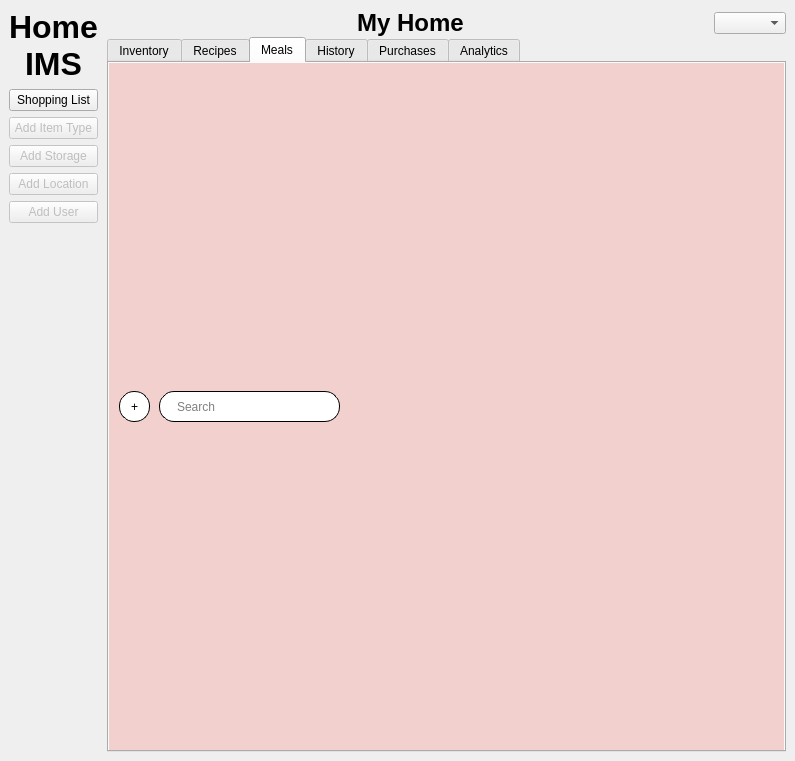
Before: the Qt Designer form home_ims/src/view/ui/main.ui in isaac-ucalgary/CPSC471_Fall2024_GroupProject, drawn with Qt 5.
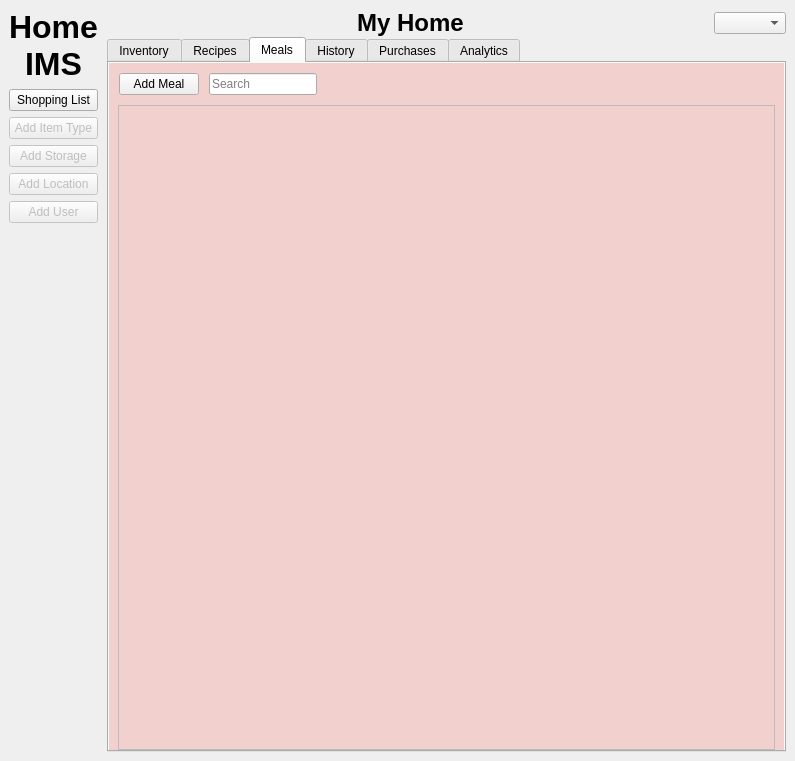
After: the same form once the commit is applied. The open tabs and pages were chosen to show the change.

The edit to the form file:
```diff
--- a/home_ims/src/view/ui/main.ui
+++ b/home_ims/src/view/ui/main.ui
@@ -474,96 +474,109 @@
             <property name="bottomMargin">
              <number>0</number>
             </property>
+            <item>
+             <widget class="QWidget" name="widget_9" native="true">
+              <layout class="QHBoxLayout" name="horizontalLayout_6">
+               <property name="spacing">
+                <number>10</number>
+               </property>
+               <property name="leftMargin">
+                <number>10</number>
+               </property>
+               <property name="topMargin">
+                <number>10</number>
+               </property>
+               <property name="rightMargin">
+                <number>10</number>
+               </property>
+               <property name="bottomMargin">
+                <number>10</number>
+               </property>
+               <item>
+                <widget class="QPushButton" name="addMealBtn">
+                 <property name="enabled">
+                  <bool>true</bool>
+                 </property>
+                 <property name="text">
+                  <string>Add Meal</string>
+                 </property>
+                </widget>
+               </item>
+               <item>
+                <widget class="QLineEdit" name="mealSearch">
+                 <property name="sizePolicy">
+                  <sizepolicy hsizetype="Fixed" vsizetype="Fixed">
+                   <horstretch>0</horstretch>
+                   <verstretch>0</verstretch>
+                  </sizepolicy>
+                 </property>
+                 <property name="cursor">
+                  <cursorShape>IBeamCursor</cursorShape>
+                 </property>
+                 <property name="tabletTracking">
+                  <bool>false</bool>
+                 </property>
+                 <property name="text">
+                  <string/>
+                 </property>
+                 <property name="placeholderText">
+                  <string>Search</string>
+                 </property>
+                </widget>
+               </item>
+               <item>
+                <spacer name="horizontalSpacer_7">
+                 <property name="orientation">
+                  <enum>Qt::Horizontal</enum>
+                 </property>
+                 <property name="sizeHint" stdset="0">
+                  <size>
+                   <width>40</width>
+                   <height>20</height>
+                  </size>
+                 </property>
+                </spacer>
+               </item>
+              </layout>
+             </widget>
+            </item>
             <item>
              <widget class="QWidget" name="widget_5" native="true">
-              <property name="sizePolicy">
-               <sizepolicy hsizetype="Fixed" vsizetype="Fixed">
-                <horstretch>0</horstretch>
-                <verstretch>0</verstretch>
-               </sizepolicy>
-              </property>
-              <property name="minimumSize">
-               <size>
-                <width>241</width>
-                <height>51</height>
-               </size>
-              </property>
-              <widget class="QPushButton" name="addMealBtn">
-               <property name="geometry">
-                <rect>
-                 <x>10</x>
-                 <y>10</y>
-                 <width>31</width>
-                 <height>31</height>
-                </rect>
+              <layout class="QVBoxLayout" name="verticalLayout_13">
+               <property name="topMargin">
+                <number>0</number>
                </property>
-               <property name="autoFillBackground">
-                <bool>false</bool>
+               <property name="bottomMargin">
+                <number>0</number>
                </property>
-               <property name="styleSheet">
-                <string notr="true">QPushButton:pressed {
-	background-color: #dfdfdf;
-}
-
-QPushButton:disabled {
-	border-color: #9b9b9b;
-}
-
-QPushButton {
-	background-color: #ffffff;
-	border-color: #000000;
+               <item>
+                <widget class="QScrollArea" name="mealsView">
+                 <property name="styleSheet">
+                  <string notr="true">#mealsView {
+	background-color: #00ffffff;
 	border: 1px solid;
-	border-radius: 15px;
+	border-color: #bbbbbb;
 }</string>
-               </property>
-               <property name="text">
-                <string>+</string>
-               </property>
-               <property name="autoDefault">
-                <bool>false</bool>
-               </property>
-               <property name="default">
-                <bool>false</bool>
-               </property>
-               <property name="flat">
-                <bool>false</bool>
-               </property>
-              </widget>
-              <widget class="QLineEdit" name="mealSearch">
-               <property name="geometry">
-                <rect>
-                 <x>50</x>
-                 <y>10</y>
-                 <width>181</width>
-                 <height>31</height>
-                </rect>
-               </property>
-               <property name="cursor">
-                <cursorShape>IBeamCursor</cursorShape>
-               </property>
-               <property name="tabletTracking">
-                <bool>false</bool>
-               </property>
-               <property name="styleSheet">
-                <string notr="true">QLineEdit {
-	background-color: #ffffff;
-	border: 1px solid;
-	border-radius: 15px;
-	padding-left: 15px;
-	padding-right: 15px;
-}
-
-QLineEdit:disabled {
-	border-color: #9b9b9b;
-}</string>
-               </property>
-               <property name="text">
-                <string/>
-               </property>
-               <property name="placeholderText">
-                <string>Search</string>
-               </property>
-              </widget>
+                 </property>
+                 <property name="widgetResizable">
+                  <bool>true</bool>
+                 </property>
+                 <widget class="QWidget" name="widget_10">
+                  <property name="geometry">
+                   <rect>
+                    <x>0</x>
+                    <y>0</y>
+                    <width>636</width>
+                    <height>631</height>
+                   </rect>
+                  </property>
+                  <property name="styleSheet">
+                   <string notr="true">background-color: #00ffffff;</string>
+                  </property>
+                 </widget>
+                </widget>
+               </item>
+              </layout>
              </widget>
             </item>
            </layout>
```
Left out of the diff: 55 changed lines with no effect on the pictures.
